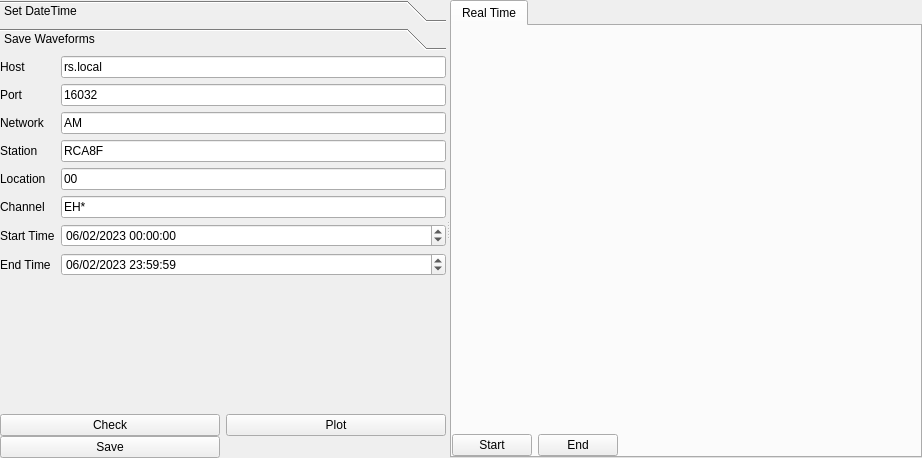
The window that ui/raspshake.ui (yudhastyawan/QuakeSee) describes before a commit, drawn with Qt 5.
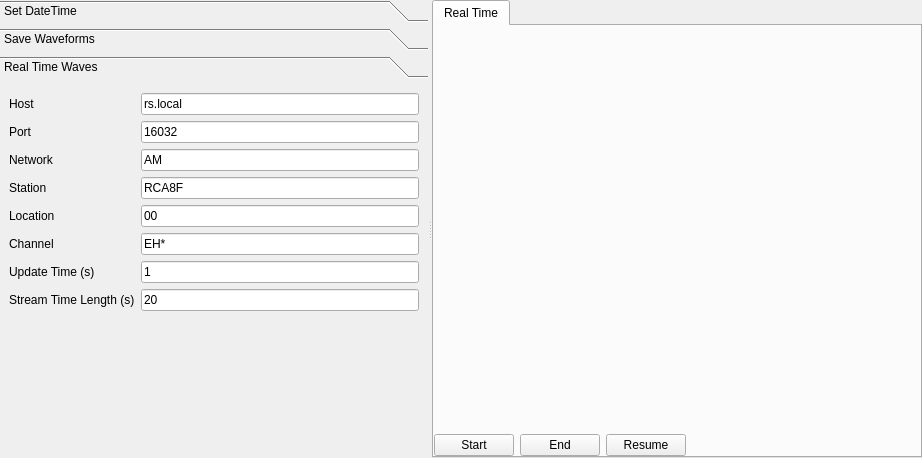
The same window after the commit. The open tabs and pages were chosen to show the change. Custom widgets are drawn as their Qt base class.

Commit message: add real-time views

Diff of the .ui file:
```diff
--- a/ui/raspshake.ui
+++ b/ui/raspshake.ui
@@ -111,8 +111,8 @@
         <rect>
          <x>0</x>
          <y>0</y>
-         <width>503</width>
-         <height>390</height>
+         <width>485</width>
+         <height>356</height>
         </rect>
        </property>
        <attribute name="label">
@@ -318,6 +318,125 @@
         </item>
        </layout>
       </widget>
+      <widget class="QWidget" name="page_3">
+       <attribute name="label">
+        <string>Real Time Waves</string>
+       </attribute>
+       <layout class="QFormLayout" name="formLayout_3">
+        <item row="0" column="0">
+         <widget class="QLabel" name="label_12">
+          <property name="text">
+           <string>Host</string>
+          </property>
+         </widget>
+        </item>
+        <item row="0" column="1">
+         <widget class="QLineEdit" name="txt_real_host">
+          <property name="text">
+           <string>rs.local</string>
+          </property>
+         </widget>
+        </item>
+        <item row="1" column="0">
+         <widget class="QLabel" name="label_13">
+          <property name="text">
+           <string>Port</string>
+          </property>
+         </widget>
+        </item>
+        <item row="1" column="1">
+         <widget class="QLineEdit" name="txt_real_port">
+          <property name="text">
+           <string>16032</string>
+          </property>
+         </widget>
+        </item>
+        <item row="2" column="0">
+         <widget class="QLabel" name="label_14">
+          <property name="text">
+           <string>Network</string>
+          </property>
+         </widget>
+        </item>
+        <item row="2" column="1">
+         <widget class="QLineEdit" name="txt_real_net">
+          <property name="text">
+           <string>AM</string>
+          </property>
+         </widget>
+        </item>
+        <item row="3" column="0">
+         <widget class="QLabel" name="label_15">
+          <property name="text">
+           <string>Station</string>
+          </property>
+         </widget>
+        </item>
+        <item row="3" column="1">
+         <widget class="QLineEdit" name="txt_real_stat">
+          <property name="text">
+           <string>RCA8F</string>
+          </property>
+         </widget>
+        </item>
+        <item row="4" column="0">
+         <widget class="QLabel" name="label_16">
+          <property name="text">
+           <string>Location</string>
+          </property>
+         </widget>
+        </item>
+        <item row="4" column="1">
+         <widget class="QLineEdit" name="txt_real_loc">
+          <property name="text">
+           <string>00</string>
+          </property>
+         </widget>
+        </item>
+        <item row="5" column="0">
+         <widget class="QLabel" name="label_17">
+          <property name="text">
+           <string>Channel</string>
+          </property>
+         </widget>
+        </item>
+        <item row="5" column="1">
+         <widget class="QLineEdit" name="txt_real_chan">
+          <property name="text">
+           <string>EH*</string>
+          </property>
+         </widget>
+        </item>
+        <item row="6" column="0">
+         <widget class="QLabel" name="label_19">
+          <property name="text">
+           <string>Update Time (s)</string>
+          </property>
+         </widget>
+        </item>
+        <item row="6" column="1">
+         <widget class="QLineEdit" name="txt_real_up_time">
+          <property name="text">
+           <string>1</string>
+          </property>
+         </widget>
+        </item>
+        <item row="7" column="0">
+         <widget class="QLabel" name="label_18">
+          <property name="text">
+           <string>Stream Time Length (s)</string>
+          </property>
+         </widget>
+        </item>
+        <item row="7" column="1">
+         <widget class="QLineEdit" name="txt_real_st_time">
+          <property name="text">
+           <string>20</string>
+          </property>
+         </widget>
+        </item>
+       </layout>
+      </widget>
      </widget>
      <widget class="QTabWidget" name="tabWidget">
       <property name="currentIndex">
@@ -366,6 +485,13 @@
             </property>
            </widget>
           </item>
+          <item>
+           <widget class="QPushButton" name="btn_wave_resume">
+            <property name="text">
+             <string>Resume</string>
+            </property>
+           </widget>
+          </item>
           <item>
            <spacer name="horizontalSpacer">
             <property name="orientation">
```
Left out of the diff: 25 changed lines with no effect on the pictures. The commit also changes 5 other files.
